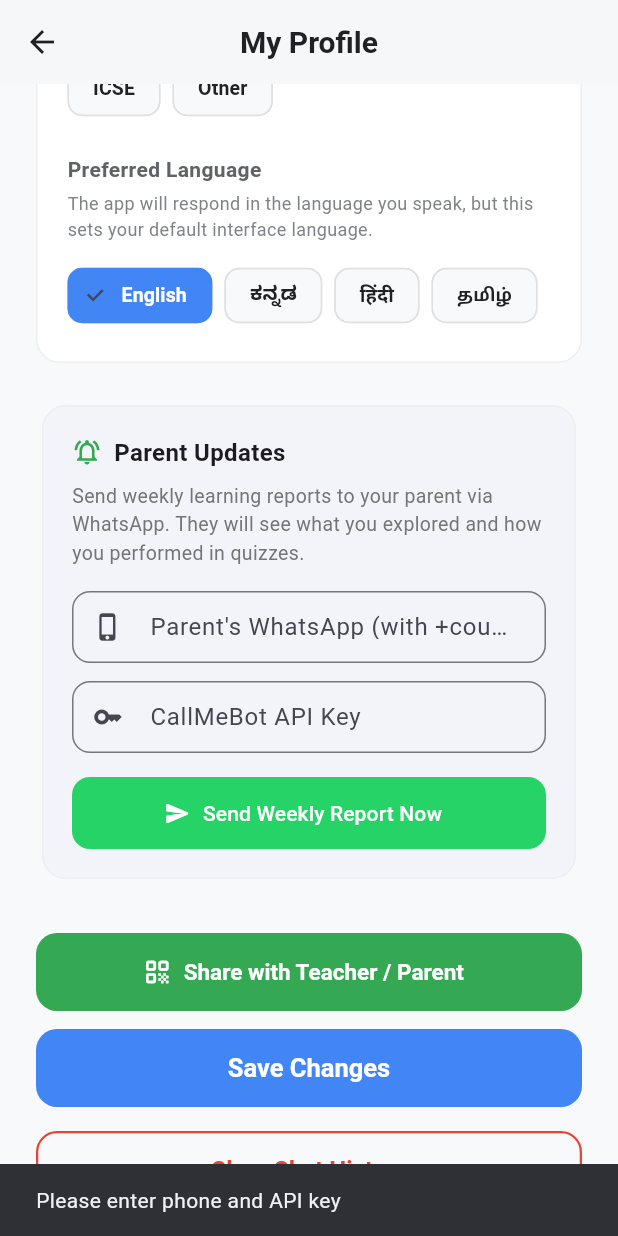
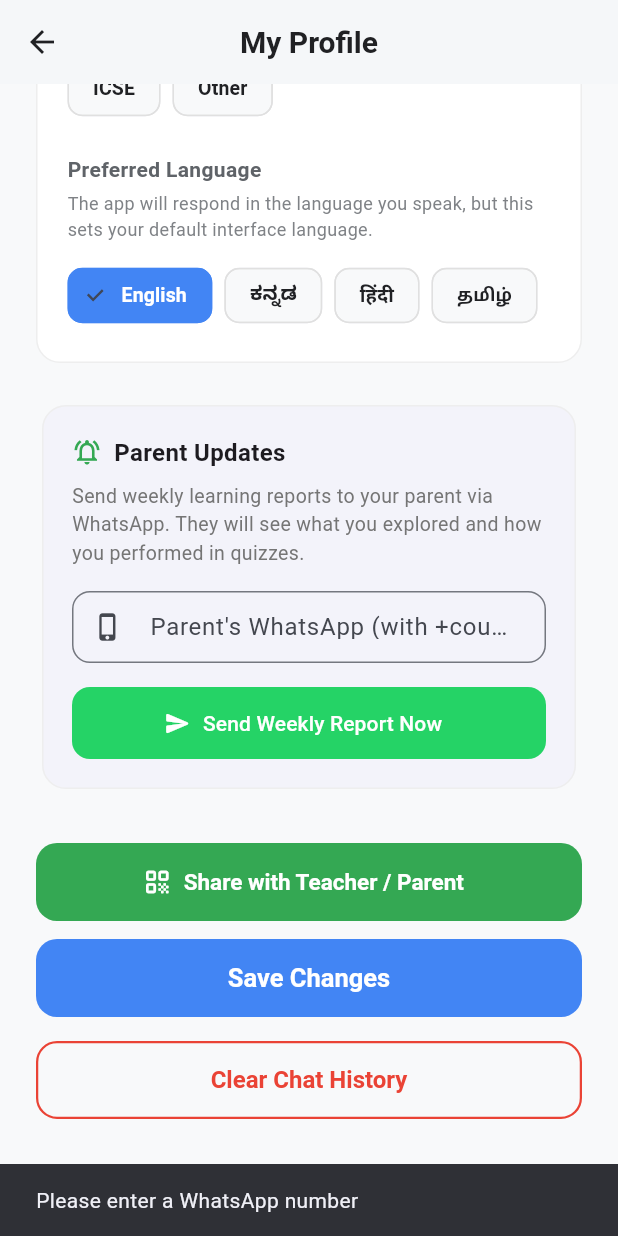
Before and after one commit to chethankotian2005/VoiceGuru, a Flutter app: the ProfileScreen screen opened directly, scrolled down 576 dp, after a tap on "Send Weekly Report Now", on a phone screen of 412 x 824 dp. Run offline on Flutter 3.47's test engine with Material 3 defaults, Android fonts, the phone set to English and light mode, and no system bars; our stand-ins replace animated_text_kit, cached_network_image, confetti, connectivity_plus, flutter_animate, flutter_tts and 7 more; missing offline and left inert: record; accounts and stored records are empty.

Commit message:
Upgrade: Switched WhatsApp reporting to Twilio SDK and simplified parent UI

```diff
--- a/frontend/voiceguru_app/lib/screens/profile_screen.dart
+++ b/frontend/voiceguru_app/lib/screens/profile_screen.dart
@@ -21,7 +21,6 @@ class _ProfileScreenState extends State<ProfileScreen> {
   late String _selectedBoard;
   late String _selectedLanguage;
   late TextEditingController _parentPhoneController;
-  late TextEditingController _callmebotKeyController;
   bool _reportSent = false;
   bool _isSendingReport = false;
 
@@ -44,7 +43,6 @@ class _ProfileScreenState extends State<ProfileScreen> {
     _selectedBoard = langProv.board;
     _selectedLanguage = langProv.language;
     _parentPhoneController = TextEditingController();
-    _callmebotKeyController = TextEditingController();
     _loadParentData();
   }
 
@@ -52,7 +50,6 @@ class _ProfileScreenState extends State<ProfileScreen> {
     final prefs = await SharedPreferences.getInstance();
     setState(() {
       _parentPhoneController.text = prefs.getString('parent_phone') ?? '';
-      _callmebotKeyController.text = prefs.getString('callmebot_key') ?? '';
     });
   }
 
@@ -60,7 +57,6 @@ class _ProfileScreenState extends State<ProfileScreen> {
   void dispose() {
     _nameController.dispose();
     _parentPhoneController.dispose();
-    _callmebotKeyController.dispose();
     super.dispose();
   }
 
@@ -98,11 +94,10 @@ class _ProfileScreenState extends State<ProfileScreen> {
 
   Future<void> _sendTestReport() async {
     final phone = _parentPhoneController.text.trim();
-    final key = _callmebotKeyController.text.trim();
 
-    if (phone.isEmpty || key.isEmpty) {
+    if (phone.isEmpty) {
       ScaffoldMessenger.of(context).showSnackBar(
-        const SnackBar(content: Text('Please enter phone and API key')),
+        const SnackBar(content: Text('Please enter a WhatsApp number')),
       );
       return;
     }
@@ -117,14 +112,13 @@ class _ProfileScreenState extends State<ProfileScreen> {
         childId: langProv.childId,
         childName: langProv.childName,
         parentPhone: phone,
-        apiKey: key,
+        apiKey: "twilio_managed", // Dummy value for model compatibility
         language: langProv.language,
       );
 
       if (response['sent'] == true) {
         final prefs = await SharedPreferences.getInstance();
         await prefs.setString('parent_phone', phone);
-        await prefs.setString('callmebot_key', key);
 
         setState(() => _reportSent = true);
         Future.delayed(const Duration(seconds: 5), () {
@@ -514,17 +508,6 @@ class _ProfileScreenState extends State<ProfileScreen> {
                           contentPadding: const EdgeInsets.symmetric(horizontal: 16, vertical: 12),
                         ),
                       ),
-                      const SizedBox(height: 12),
-                      TextField(
-                        controller: _callmebotKeyController,
-                        decoration: InputDecoration(
-                          labelText: "CallMeBot API Key",
-                          hintText: "Get at callmebot.com",
-                          prefixIcon: const Icon(Icons.key_outlined, size: 20),
-                          border: OutlineInputBorder(borderRadius: BorderRadius.circular(12)),
-                          contentPadding: const EdgeInsets.symmetric(horizontal: 16, vertical: 12),
-                        ),
-                      ),
                       const SizedBox(height: 16),
                       SizedBox(
                         width: double.infinity,
```
Also changed, not shown: 1 other file.
